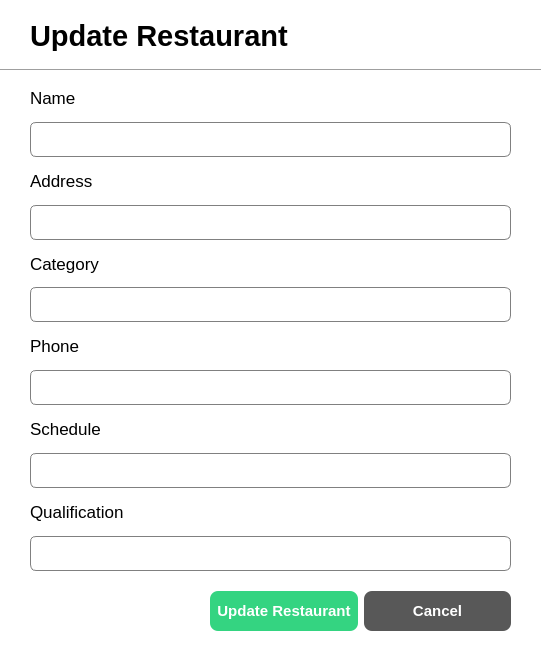
Above: ui/dialogs/UpdateRestaurantDialog.ui from agadrian/DIN-PyQt6-Persistencia before the change. Below: the same form after it.
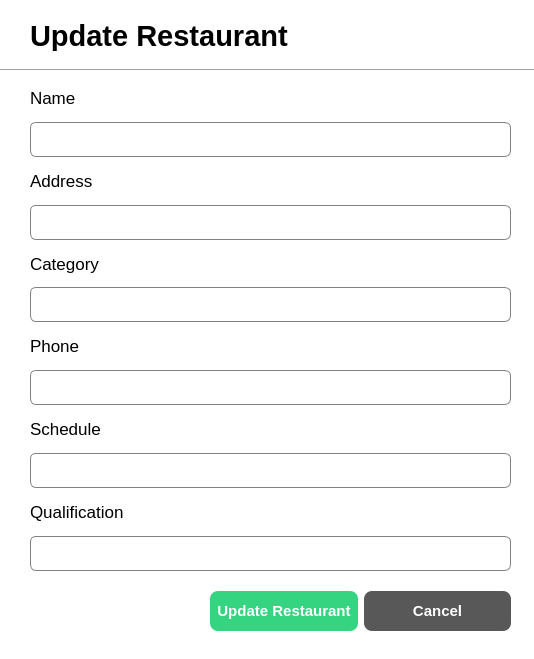
That is the form after the change.

Patch:
```diff
--- a/ui/dialogs/UpdateRestaurantDialog.ui
+++ b/ui/dialogs/UpdateRestaurantDialog.ui
@@ -6,8 +6,8 @@
    <rect>
     <x>0</x>
     <y>0</y>
-    <width>542</width>
-    <height>657</height>
+    <width>534</width>
+    <height>659</height>
    </rect>
   </property>
   <property name="windowTitle">
```
Left out of the diff: 2 changed lines with no effect on the pictures.
